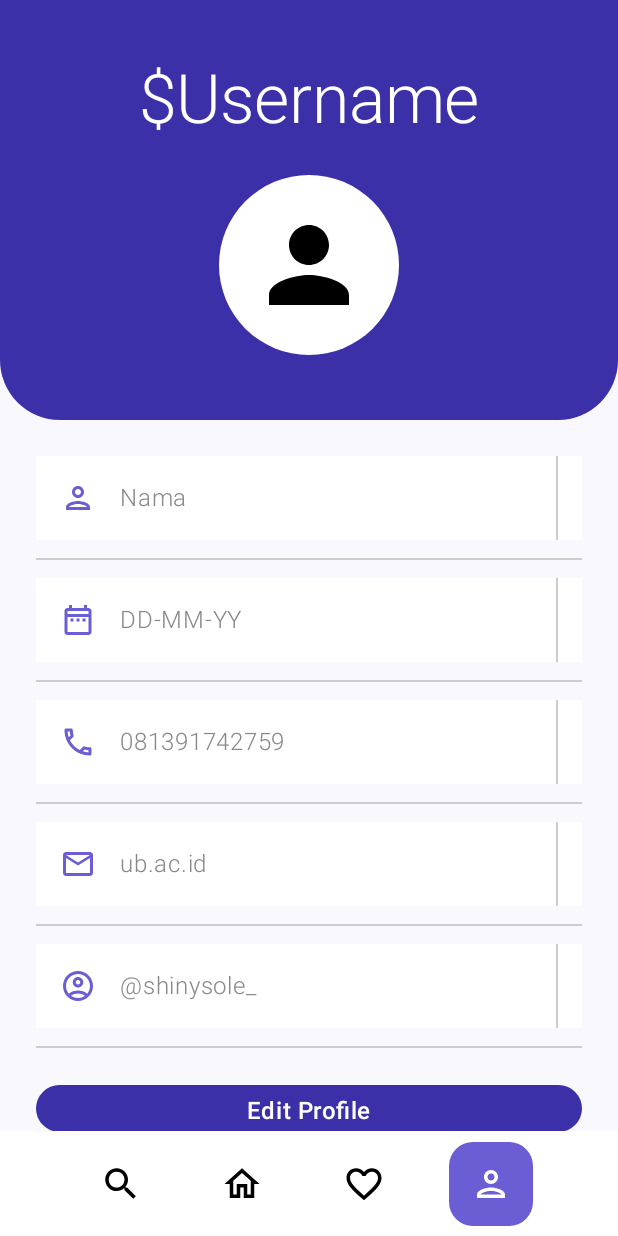
After one commit to Anomaly03/nawasena-mobileApp, an Android app built with Jetpack Compose: the ProfileScreen screen opened through its navigation route, on a phone screen of 412 x 824 dp. The commit adds this screen. Run offline under Robolectric (Android 15) with nearby library versions, the phone set to English and light mode, and no system bars; our stand-ins replace Firebase (no records; nobody signed in at launch, a user with empty details on screens opened directly).

Commit message:
profile ui 70%

```diff
--- a/app/src/main/java/com/example/nawasena/NawasenaApp.kt
+++ b/app/src/main/java/com/example/nawasena/NawasenaApp.kt
@@ -11,6 +11,7 @@ import androidx.navigation.compose.composable
 import androidx.navigation.compose.rememberNavController
 import com.example.nawasena.ui.screen.DashboardScreen
 import com.example.nawasena.ui.screen.LoginScreen
+import com.example.nawasena.ui.screen.ProfileScreen
 import com.example.nawasena.ui.screen.RegisterScreen
 import com.example.nawasena.ui.viewmodel.AuthViewModel
 import com.example.nawasena.ui.viewmodel.DashboardViewModel // Import ini
@@ -20,6 +21,12 @@ object Route {
     const val REGISTER = "register"
     const val DASHBOARD = "dashboard"
     const val DETAIL_DESTINATION = "detail/{destinationId}"
+
+    // *** Routes untuk Bottom Nav ***
+    const val PROFILE = "profile"
+    const val HOME = "home"
+    const val SEARCH = "search"
+    const val FAVORITE = "favorite"
 }
 
 @Composable
@@ -71,10 +78,32 @@ fun NawasenaApp(
             DashboardScreen(
                 user = uiState.currentUser,
                 viewModel = dashboardViewModel,
-                currentLat = 0.0, // Nanti diisi dari GPS MainActivity
-                currentLong = 0.0,
-                onLogout = { /* ... */ },
-                onDestinationClick = { /* ... */ }
+                currentLat = userLat, // Gunakan parameter yang diterima oleh NawasenaApp
+                currentLong = userLong, // Gunakan parameter yang diterima oleh NawasenaApp
+
+                onDestinationClick = { route ->
+                    navController.navigate(route) // Navigasi ke Detail, Profile, Home, dll.
+                }
+            )
+        }
+        // ... Tambahkan Komponen Bottom Nav (Profile, Home, Search, Favorite)
+        composable(Route.PROFILE) {
+            // Placeholder - Anda akan menggunakan ProfileScreen di sini
+            ProfileScreen(
+                user = uiState.currentUser, // Mengoper data user yang sedang login
+
+                // Sediakan callback navigasi yang dibutuhkan ProfileScreen
+                onNavigateToHome = {
+                    navController.navigate(Route.DASHBOARD) {
+                        popUpTo(Route.DASHBOARD) { inclusive = true }
+                    }
+                },
+                onNavigateToSearch = {
+                    navController.navigate(Route.SEARCH)
+                },
+                onNavigateToFavorite = {
+                    navController.navigate(Route.FAVORITE)
+                }
             )
         }
 
--- a/app/src/main/java/com/example/nawasena/ui/screen/DashboardScreen.kt
+++ b/app/src/main/java/com/example/nawasena/ui/screen/DashboardScreen.kt
@@ -43,7 +43,7 @@ fun DashboardScreen(
     currentLat: Double = 0.0,
     currentLong: Double = 0.0,
     onLogout: () -> Unit = {},
-    onDestinationClick: (String) -> Unit = {}
+    onDestinationClick: (String) -> Unit
 ) {
     // [INTEGRASI 3] Ambil data Real-time dari ViewModel
     val destinations by viewModel.uiDestinations.collectAsState()
@@ -88,7 +88,7 @@ fun DashboardScreen(
                             .size(56.dp)
                             .clip(RoundedCornerShape(16.dp))
                             .background(Color(0xFF6B5DD3)) // Warna ungu
-                            .clickable { onDestinationClick("Home") },
+                            .clickable { onDestinationClick("dashboard") },
                         contentAlignment = Alignment.Center
                     ) {
                         Icon(
@@ -114,7 +114,7 @@ fun DashboardScreen(
 
                     // Icon Profile
                     IconButton(
-                        onClick = { /* Handle profile */ },
+                        onClick = { onDestinationClick("profile") },
                         modifier = Modifier.size(48.dp)
                     ) {
                         Icon(
--- /dev/null
+++ b/app/src/main/java/com/example/nawasena/ui/screen/ProfileScreen.kt
@@ -0,0 +1,265 @@
+package com.example.nawasena.ui.screen
+
+import androidx.compose.foundation.background
+import androidx.compose.foundation.layout.*
+import androidx.compose.foundation.shape.CircleShape
+import androidx.compose.foundation.shape.RoundedCornerShape
+import androidx.compose.material.icons.Icons
+import androidx.compose.material.icons.filled.*
+import androidx.compose.material.icons.outlined.*
+import androidx.compose.material3.*
+import androidx.compose.material3.MaterialTheme
+import androidx.compose.runtime.*
+import androidx.compose.ui.Alignment
+import androidx.compose.ui.Modifier
+import androidx.compose.ui.draw.clip
+import androidx.compose.ui.graphics.Color
+import androidx.compose.ui.graphics.vector.ImageVector
+import androidx.compose.ui.text.font.FontWeight
+import androidx.compose.ui.unit.dp
+import androidx.compose.ui.unit.sp
+import com.example.nawasena.data.model.User
+
+@Composable
+fun ProfileScreen(
+    user: User?,
+    onNavigateToHome: () -> Unit = {},
+    onNavigateToSearch: () -> Unit = {},
+    onNavigateToFavorite: () -> Unit = {}
+) {
+    Scaffold(
+        bottomBar = {
+            ProfileBottomBar(
+                onSearchClick = onNavigateToSearch,
+                onHomeClick = onNavigateToHome,
+                onFavoriteClick = onNavigateToFavorite
+            )
+        }
+    ) { padding ->
+        Column(
+            modifier = Modifier
+                .fillMaxSize()
+                .padding(padding)
+        ) {
+            // Header dengan background ungu
+            Box(
+                modifier = Modifier
+                    .fillMaxWidth()
+                    .height(280.dp)
+                    .background(
+                        color = Color(0xFF3C30A8),
+                        shape = RoundedCornerShape(bottomStart = 40.dp, bottomEnd = 40.dp)
+                    )
+            ) {
+                Column(
+                    modifier = Modifier
+                        .fillMaxSize()
+                        .padding(top = 40.dp),
+                    horizontalAlignment = Alignment.CenterHorizontally
+                ) {
+                    // Username di atas
+                    Text(
+                        text = "$${user?.name ?: "Username"}",
+                        color = Color.White,
+                        style = MaterialTheme.typography.displayMedium.copy(fontWeight = FontWeight.Light),
+                    )
+
+                    Spacer(modifier = Modifier.height(24.dp))
+
+                    // Avatar
+                    Box(
+                        modifier = Modifier
+                            .size(120.dp)
+                            .clip(CircleShape)
+                            .background(Color.White),
+                        contentAlignment = Alignment.Center
+                    ) {
+                        Icon(
+                            imageVector = Icons.Filled.Person,
+                            contentDescription = "Profile",
+                            modifier = Modifier.size(80.dp),
+                            tint = Color.Black
+                        )
+                    }
+                }
+            }
+
+            Spacer(modifier = Modifier.height(24.dp))
+
+            // Form Fields
+            Column(
+                modifier = Modifier
+                    .fillMaxWidth()
+                    .padding(horizontal = 24.dp),
+                verticalArrangement = Arrangement.spacedBy(12.dp)
+            ) {
+                ProfileTextField(
+                    icon = Icons.Outlined.Person,
+                    placeholder = "Nama", // GANTI
+                    value = user?.name ?: "" // GANTI
+                )
+
+                ProfileTextField(
+                    icon = Icons.Outlined.DateRange,
+                    placeholder = "DD-MM-YY", // GANTI
+                    value = "" // GANTI
+                )
+
+                ProfileTextField(
+                    icon = Icons.Outlined.Phone,
+                    placeholder = "081391742759", // GANTI
+                    value = "" // GANTI
+                )
+
+                ProfileTextField(
+                    icon = Icons.Outlined.Email,
+                    placeholder = "ub.ac.id", // GANTI
+                    value = "" // GANTI
+                )
+
+                ProfileTextField(
+                    icon = Icons.Outlined.AccountCircle,
+                    placeholder = "@shinysole_", // GANTI
+                    value = "" // GANTI
+                )
+            }
+
+            Spacer(modifier = Modifier.height(24.dp))
+
+            // Edit Profile Button
+            Button(
+                onClick = { /* Handle edit profile */ },
+                modifier = Modifier
+                    .fillMaxWidth()
+                    .height(50.dp)
+                    .padding(horizontal = 24.dp),
+                colors = ButtonDefaults.buttonColors(
+                    containerColor = Color(0xFF3C30A8)
+                ),
+                shape = RoundedCornerShape(25.dp)
+            ) {
+                Text(
+                    text = "Edit Profile",
+                    color = Color.White,
+                    fontSize = 16.sp,
+                    style = MaterialTheme.typography.bodySmall.copy(fontWeight = FontWeight.Medium)
+                )
+            }
+        }
+    }
+}
+
+@Composable
+fun ProfileTextField(
+    icon: ImageVector,
+    placeholder: String,
+    value: String
+) {
+    Row(
+        modifier = Modifier
+            .fillMaxWidth()
+            .height(56.dp)
+            .background(Color.White)
+            .padding(horizontal = 16.dp),
+        verticalAlignment = Alignment.CenterVertically
+    ) {
+        Icon(
+            imageVector = icon,
+            contentDescription = null,
+            tint = Color(0xFF6B5DD3),
+            modifier = Modifier.size(24.dp)
+        )
+
+        Spacer(modifier = Modifier.width(16.dp))
+
+        Text(
+            text = if (value.isNotEmpty()) value else placeholder,
+            color = if (value.isNotEmpty()) Color.Black else Color.Gray,
+            fontSize = 16.sp
+        )
+
+        Spacer(modifier = Modifier.weight(1f))
+
+        Divider(
+            modifier = Modifier
+                .fillMaxHeight()
+                .width(1.dp),
+            color = Color.LightGray
+        )
+    }
+
+    Divider(
+        modifier = Modifier.fillMaxWidth(),
+        thickness = 1.dp,
+        color = Color.LightGray
+    )
+}
+
+@Composable
+fun ProfileBottomBar(
+    onSearchClick: () -> Unit,
+    onHomeClick: () -> Unit,
+    onFavoriteClick: () -> Unit
+) {
+    BottomAppBar(
+        containerColor = Color.White,
+        modifier = Modifier
+            .fillMaxWidth()
+            .height(70.dp),
+        contentPadding = PaddingValues(0.dp)
+    ) {
+        Row(
+            modifier = Modifier
+                .fillMaxWidth()
+                .padding(horizontal = 24.dp),
+            horizontalArrangement = Arrangement.SpaceEvenly,
+            verticalAlignment = Alignment.CenterVertically
+        ) {
+            // Search
+            IconButton(onClick = onSearchClick, modifier = Modifier.size(48.dp)) {
+                Icon(
+                    imageVector = Icons.Outlined.Search,
+                    contentDescription = "Search",
+                    tint = Color.Black,
+                    modifier = Modifier.size(28.dp)
+                )
+            }
+
+            // Home
+            IconButton(onClick = onHomeClick, modifier = Modifier.size(48.dp)) {
+                Icon(
+                    imageVector = Icons.Outlined.Home,
+                    contentDescription = "Home",
+                    tint = Color.Black,
+                    modifier = Modifier.size(28.dp)
+                )
+            }
+
+            // Favorite
+            IconButton(onClick = onFavoriteClick, modifier = Modifier.size(48.dp)) {
+                Icon(
+                    imageVector = Icons.Outlined.FavoriteBorder,
+                    contentDescription = "Favorite",
+                    tint = Color.Black,
+                    modifier = Modifier.size(28.dp)
+                )
+            }
+
+            // Profile (Active - dengan background)
+            Box(
+                modifier = Modifier
+                    .size(56.dp)
+                    .clip(RoundedCornerShape(16.dp))
+                    .background(Color(0xFF6B5DD3)),
+                contentAlignment = Alignment.Center
+            ) {
+                Icon(
+                    imageVector = Icons.Outlined.Person,
+                    contentDescription = "Profile",
+                    tint = Color.White,
+                    modifier = Modifier.size(28.dp)
+                )
+            }
+        }
+    }
+}
```
